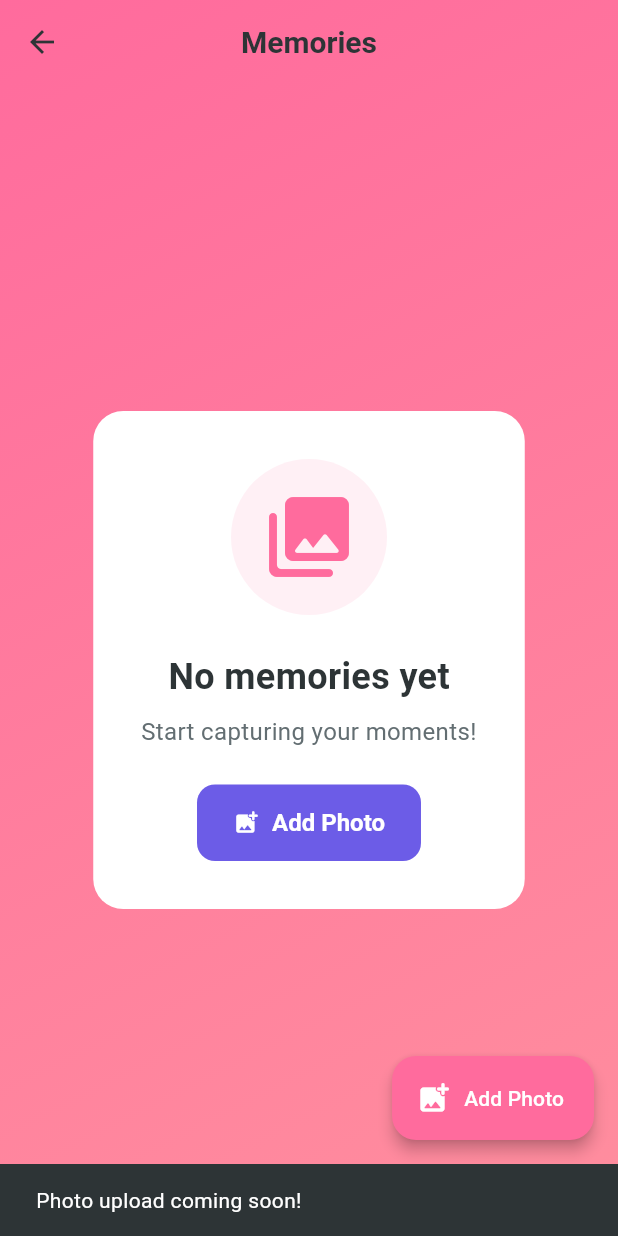
After one commit to fahim-shahriar-alif/Cicle, a Flutter app: the MemoriesScreen screen opened directly, after a tap on "Add Photo", on a phone screen of 412 x 824 dp. The commit adds this screen. Run offline on Flutter 3.47's test engine with Material 3 defaults, Android fonts, the phone set to English and light mode, and no system bars; our stand-ins replace flutter_dotenv, image_picker, supabase_flutter; accounts and stored records are empty; network calls fail.

Commit message:
Add memory vault photo gallery feature

```diff
--- a/lib/core/navigation/main_navigation.dart
+++ b/lib/core/navigation/main_navigation.dart
@@ -3,6 +3,7 @@ import '../../features/home/home_screen.dart';
 import '../../features/circles/presentation/screens/circles_screen.dart';
 import '../../features/chat/presentation/screens/circles_chat_list.dart';
 import '../../features/demands/presentation/screens/demands_screen.dart';
+import '../../features/memories/presentation/screens/memories_screen.dart';
 import '../../features/profile/presentation/screens/profile_screen.dart';
 
 class MainNavigation extends StatefulWidget {
@@ -19,7 +20,7 @@ class _MainNavigationState extends State<MainNavigation> {
     const HomeScreen(),
     const CirclesChatList(),
     const DemandsScreen(),
-    const CirclesScreen(),
+    const MemoriesScreen(),
     const ProfileScreen(),
   ];
 
@@ -62,8 +63,8 @@ class _MainNavigationState extends State<MainNavigation> {
               label: 'Demands',
             ),
             BottomNavigationBarItem(
-              icon: Icon(Icons.groups_rounded),
-              label: 'Circles',
+              icon: Icon(Icons.photo_library_rounded),
+              label: 'Memories',
             ),
             BottomNavigationBarItem(
               icon: Icon(Icons.person_rounded),
--- /dev/null
+++ b/lib/features/memories/data/photo_service.dart
@@ -0,0 +1,187 @@
+import 'dart:io';
+import 'package:supabase_flutter/supabase_flutter.dart';
+import '../domain/models/photo.dart';
+import '../../../core/services/image_service.dart';
+
+class PhotoService {
+  final supabase = Supabase.instance.client;
+  final _imageService = ImageService();
+
+  /// Get photos for a circle
+  Future<List<Photo>> getCirclePhotos(String circleId) async {
+    try {
+      final response = await supabase
+          .from('photos')
+          .select('''
+            *,
+            users!inner(
+              display_name,
+              avatar_url
+            )
+          ''')
+          .eq('circle_id', circleId)
+          .order('taken_at', ascending: false);
+
+      return response.map((data) {
+        final userData = data['users'];
+        return Photo.fromJson({
+          ...data,
+          'uploader_name': userData['display_name'],
+          'uploader_avatar': userData['avatar_url'],
+        });
+      }).toList();
+    } catch (e) {
+      throw Exception('Failed to load photos: $e');
+    }
+  }
+
+  /// Get all photos from user's circles
+  Future<List<Photo>> getUserPhotos() async {
+    try {
+      final userId = supabase.auth.currentUser?.id;
+      if (userId == null) throw Exception('User not authenticated');
+
+      // Get user's circles
+      final circlesResponse = await supabase
+          .from('circle_members')
+          .select('circle_id')
+          .eq('user_id', userId);
+
+      final circleIds = circlesResponse
+          .map((row) => row['circle_id'] as String)
+          .toList();
+
+      if (circleIds.isEmpty) return [];
+
+      // Get photos from those circles
+      final response = await supabase
+          .from('photos')
+          .select('''
+            *,
+            users!inner(
+              display_name,
+              avatar_url
+            )
+          ''')
+          .inFilter('circle_id', circleIds)
+          .order('taken_at', ascending: false);
+
+      return response.map((data) {
+        final userData = data['users'];
+        return Photo.fromJson({
+          ...data,
+          'uploader_name': userData['display_name'],
+          'uploader_avatar': userData['avatar_url'],
+        });
+      }).toList();
+    } catch (e) {
+      throw Exception('Failed to load photos: $e');
+    }
+  }
+
+  /// Upload a photo
+  Future<Photo> uploadPhoto({
+    required File imageFile,
+    required String circleId,
+    String? caption,
+    String? location,
+    DateTime? takenAt,
+  }) async {
+    try {
+      final userId = supabase.auth.currentUser?.id;
+      if (userId == null) throw Exception('User not authenticated');
+
+      // Compress and upload image
+      final imageUrl = await _uploadImageToStorage(imageFile, userId);
+
+      // Create photo record
+      final response = await supabase
+          .from('photos')
+          .insert({
+            'circle_id': circleId,
+            'user_id': userId,
+            'url': imageUrl,
+            'caption': caption,
+            'location': location,
+            'taken_at': (takenAt ?? DateTime.now()).toIso8601String(),
+          })
+          .select()
+          .single();
+
+      return Photo.fromJson(response);
+    } catch (e) {
+      throw Exception('Failed to upload photo: $e');
+    }
+  }
+
+  Future<String> _uploadImageToStorage(File imageFile, String userId) async {
+    try {
+      // Compress the image
+      final compressedImage = await _imageService.compressImage(imageFile);
+
+      // Generate unique filename
+      final timestamp = DateTime.now().millisecondsSinceEpoch;
+      final fileName = 'photo-$timestamp.jpg';
+      final filePath = '$userId/$fileName';
+
+      // Upload to Supabase Storage
+      await supabase.storage.from('photos').uploadBinary(
+            filePath,
+            compressedImage,
+            fileOptions: const FileOptions(
+              contentType: 'image/jpeg',
+              upsert: true,
+            ),
+          );
+
+      // Get public URL
+      final publicUrl = supabase.storage.from('photos').getPublicUrl(filePath);
+
+      return publicUrl;
+    } catch (e) {
+      throw Exception('Failed to upload image: $e');
+    }
+  }
+
+  /// Delete a photo
+  Future<void> deletePhoto(String photoId, String photoUrl) async {
+    try {
+      // Delete from database
+      await supabase.from('photos').delete().eq('id', photoId);
+
+      // Delete from storage
+      await _deleteImageFromStorage(photoUrl);
+    } catch (e) {
+      throw Exception('Failed to delete photo: $e');
+    }
+  }
+
+  Future<void> _deleteImageFromStorage(String photoUrl) async {
+    try {
+      final uri = Uri.parse(photoUrl);
+      final pathSegments = uri.pathSegments;
+
+      final photosIndex = pathSegments.indexOf('photos');
+      if (photosIndex == -1 || photosIndex >= pathSegments.length - 1) {
+        return;
+      }
+
+      final filePath = pathSegments.sublist(photosIndex + 1).join('/');
+      await supabase.storage.from('photos').remove([filePath]);
+    } catch (e) {
+      print('Failed to delete image from storage: $e');
+    }
+  }
+
+  /// Update photo caption
+  Future<void> updateCaption(String photoId, String caption) async {
+    try {
+      await supabase
+          .from('photos')
+          .update({'caption': caption})
+          .eq('id', photoId);
+    } catch (e) {
+      throw Exception('Failed to update caption: $e');
+    }
+  }
+}
--- /dev/null
+++ b/lib/features/memories/domain/models/photo.dart
@@ -0,0 +1,55 @@
+class Photo {
+  final String id;
+  final String circleId;
+  final String userId;
+  final String url;
+  final String? caption;
+  final String? location;
+  final DateTime takenAt;
+  final DateTime createdAt;
+
+  // User details
+  final String? uploaderName;
+  final String? uploaderAvatar;
+
+  Photo({
+    required this.id,
+    required this.circleId,
+    required this.userId,
+    required this.url,
+    this.caption,
+    this.location,
+    required this.takenAt,
+    required this.createdAt,
+    this.uploaderName,
+    this.uploaderAvatar,
+  });
+
+  factory Photo.fromJson(Map<String, dynamic> json) {
+    return Photo(
+      id: json['id'] as String,
+      circleId: json['circle_id'] as String,
+      userId: json['user_id'] as String,
+      url: json['url'] as String,
+      caption: json['caption'] as String?,
+      location: json['location'] as String?,
+      takenAt: DateTime.parse(json['taken_at'] as String),
+      createdAt: DateTime.parse(json['created_at'] as String),
+      uploaderName: json['uploader_name'] as String?,
+      uploaderAvatar: json['uploader_avatar'] as String?,
+    );
+  }
+
+  Map<String, dynamic> toJson() {
+    return {
+      'id': id,
+      'circle_id': circleId,
+      'user_id': userId,
+      'url': url,
+      'caption': caption,
+      'location': location,
+      'taken_at': takenAt.toIso8601String(),
+      'created_at': createdAt.toIso8601String(),
+    };
+  }
+}
--- /dev/null
+++ b/lib/features/memories/presentation/screens/memories_screen.dart
@@ -0,0 +1,387 @@
+import 'package:flutter/material.dart';
+import 'package:image_picker/image_picker.dart';
+import '../../data/photo_service.dart';
+import '../../domain/models/photo.dart';
+import 'package:intl/intl.dart';
+
+class MemoriesScreen extends StatefulWidget {
+  const MemoriesScreen({super.key});
+
+  @override
+  State<MemoriesScreen> createState() => _MemoriesScreenState();
+}
+
+class _MemoriesScreenState extends State<MemoriesScreen> {
+  final _photoService = PhotoService();
+  List<Photo> _photos = [];
+  bool _isLoading = true;
+  String? _error;
+
+  @override
+  void initState() {
+    super.initState();
+    _loadPhotos();
+  }
+
+  Future<void> _loadPhotos() async {
+    try {
+      setState(() {
+        _isLoading = true;
+        _error = null;
+      });
+
+      final photos = await _photoService.getUserPhotos();
+
+      setState(() {
+        _photos = photos;
+        _isLoading = false;
+      });
+    } catch (e) {
+      setState(() {
+        _error = e.toString();
+        _isLoading = false;
+      });
+    }
+  }
+
+  @override
+  Widget build(BuildContext context) {
+    return Scaffold(
+      extendBodyBehindAppBar: true,
+      appBar: AppBar(
+        title: const Text('Memories'),
+        backgroundColor: Colors.transparent,
+        elevation: 0,
+      ),
+      body: Container(
+        decoration: const BoxDecoration(
+          gradient: LinearGradient(
+            colors: [Color(0xFFFF6B9D), Color(0xFFFF8E9E)],
+            begin: Alignment.topLeft,
+            end: Alignment.bottomRight,
+          ),
+        ),
+        child: SafeArea(
+          child: _buildBody(),
+        ),
+      ),
+      floatingActionButton: FloatingActionButton.extended(
+        onPressed: _uploadPhoto,
+        icon: const Icon(Icons.add_photo_alternate_rounded),
+        label: const Text('Add Photo'),
+        backgroundColor: const Color(0xFFFF6B9D),
+      ),
+    );
+  }
+
+  Widget _buildBody() {
+    if (_isLoading) {
+      return const Center(
+        child: CircularProgressIndicator(color: Colors.white),
+      );
+    }
+
+    if (_error != null) {
+      return Center(
+        child: Container(
+          margin: const EdgeInsets.all(24),
+          padding: const EdgeInsets.all(24),
+          decoration: BoxDecoration(
+            color: Colors.white,
+            borderRadius: BorderRadius.circular(20),
+          ),
+          child: Column(
+            mainAxisSize: MainAxisSize.min,
+            children: [
+              const Icon(Icons.error_outline, size: 64, color: Color(0xFFFF6B6B)),
+              const SizedBox(height: 16),
+              const Text(
+                'Unable to load memories',
+                style: TextStyle(
+                  fontSize: 18,
+                  fontWeight: FontWeight.bold,
+                ),
+              ),
+              const SizedBox(height: 8),
+              Text(
+                _error!,
+                textAlign: TextAlign.center,
+                style: const TextStyle(color: Color(0xFF636E72)),
+              ),
+              const SizedBox(height: 16),
+              FilledButton(
+                onPressed: _loadPhotos,
+                child: const Text('Retry'),
+              ),
+            ],
+          ),
+        ),
+      );
+    }
+
+    if (_photos.isEmpty) {
+      return Center(
+        child: Container(
+          margin: const EdgeInsets.all(24),
+          padding: const EdgeInsets.all(32),
+          decoration: BoxDecoration(
+            color: Colors.white,
+            borderRadius: BorderRadius.circular(20),
+          ),
+          child: Column(
+            mainAxisSize: MainAxisSize.min,
+            children: [
+              Container(
+                padding: const EdgeInsets.all(20),
+                decoration: BoxDecoration(
+                  color: const Color(0xFFFF6B9D).withOpacity(0.1),
+                  shape: BoxShape.circle,
+                ),
+                child: const Icon(
+                  Icons.photo_library_rounded,
+                  size: 64,
+                  color: Color(0xFFFF6B9D),
+                ),
+              ),
+              const SizedBox(height: 24),
+              const Text(
+                'No memories yet',
+                style: TextStyle(
+                  fontSize: 24,
+                  fontWeight: FontWeight.bold,
+                ),
+              ),
+              const SizedBox(height: 8),
+              const Text(
+                'Start capturing your moments!',
+                textAlign: TextAlign.center,
+                style: TextStyle(
+                  color: Color(0xFF636E72),
+                  fontSize: 16,
+                ),
+              ),
+              const SizedBox(height: 24),
+              FilledButton.icon(
+                onPressed: _uploadPhoto,
+                icon: const Icon(Icons.add_photo_alternate_rounded),
+                label: const Text('Add Photo'),
+              ),
+            ],
+          ),
+        ),
+      );
+    }
+
+    return RefreshIndicator(
+      onRefresh: _loadPhotos,
+      color: const Color(0xFFFF6B9D),
+      child: GridView.builder(
+        padding: const EdgeInsets.all(8),
+        gridDelegate: const SliverGridDelegateWithFixedCrossAxisCount(
+          crossAxisCount: 3,
+          crossAxisSpacing: 8,
+          mainAxisSpacing: 8,
+        ),
+        itemCount: _photos.length,
+        itemBuilder: (context, index) {
+          return _buildPhotoTile(_photos[index]);
+        },
+      ),
+    );
+  }
+
+  Widget _buildPhotoTile(Photo photo) {
+    return GestureDetector(
+      onTap: () => _showPhotoDetail(photo),
+      child: Container(
+        decoration: BoxDecoration(
+          borderRadius: BorderRadius.circular(12),
+          boxShadow: [
+            BoxShadow(
+              color: Colors.black.withOpacity(0.1),
+              blurRadius: 5,
+              offset: const Offset(0, 2),
+            ),
+          ],
+        ),
+        child: ClipRRect(
+          borderRadius: BorderRadius.circular(12),
+          child: Stack(
+            fit: StackFit.expand,
+            children: [
+              Image.network(
+                photo.url,
+                fit: BoxFit.cover,
+                loadingBuilder: (context, child, loadingProgress) {
+                  if (loadingProgress == null) return child;
+                  return Container(
+                    color: Colors.white,
+                    child: const Center(
+                      child: CircularProgressIndicator(),
+                    ),
+                  );
+                },
+                errorBuilder: (context, error, stackTrace) {
+                  return Container(
+                    color: Colors.grey[300],
+                    child: const Icon(Icons.broken_image, size: 40),
+                  );
+                },
+              ),
+              if (photo.caption != null)
+                Positioned(
+                  bottom: 0,
+                  left: 0,
+                  right: 0,
+                  child: Container(
+                    padding: const EdgeInsets.all(8),
+                    decoration: BoxDecoration(
+                      gradient: LinearGradient(
+                        begin: Alignment.topCenter,
+                        end: Alignment.bottomCenter,
+                        colors: [
+                          Colors.transparent,
+                          Colors.black.withOpacity(0.7),
+                        ],
+                      ),
+                    ),
+                    child: Text(
+                      photo.caption!,
+                      maxLines: 1,
+                      overflow: TextOverflow.ellipsis,
+                      style: const TextStyle(
+                        color: Colors.white,
+                        fontSize: 10,
+                        fontWeight: FontWeight.w500,
+                      ),
+                    ),
+                  ),
+                ),
+            ],
+          ),
+        ),
+      ),
+    );
+  }
+
+  void _showPhotoDetail(Photo photo) {
+    showModalBottomSheet(
+      context: context,
+      isScrollControlled: true,
+      backgroundColor: Colors.transparent,
+      builder: (context) => DraggableScrollableSheet(
+        initialChildSize: 0.9,
+        minChildSize: 0.5,
+        maxChildSize: 0.95,
+        builder: (context, scrollController) => Container(
+          decoration: const BoxDecoration(
+            color: Colors.white,
+            borderRadius: BorderRadius.vertical(top: Radius.circular(20)),
+          ),
+          child: Column(
+            children: [
+              Container(
+                margin: const EdgeInsets.symmetric(vertical: 12),
+                width: 40,
+                height: 4,
+                decoration: BoxDecoration(
+                  color: Colors.grey[300],
+                  borderRadius: BorderRadius.circular(2),
+                ),
+              ),
+              Expanded(
+                child: SingleChildScrollView(
+                  controller: scrollController,
+                  child: Column(
+                    crossAxisAlignment: CrossAxisAlignment.start,
+                    children: [
+                      ClipRRect(
+                        borderRadius: BorderRadius.circular(12),
+                        child: Image.network(
+                          photo.url,
+                          width: double.infinity,
+                          fit: BoxFit.cover,
+                        ),
+                      ),
+                      Padding(
+                        padding: const EdgeInsets.all(20),
+                        child: Column(
+                          crossAxisAlignment: CrossAxisAlignment.start,
+                          children: [
+                            if (photo.caption != null) ...[
+                              Text(
+                                photo.caption!,
+                                style: const TextStyle(
+                                  fontSize: 18,
+                                  fontWeight: FontWeight.bold,
+                                ),
+                              ),
+                              const SizedBox(height: 12),
+                            ],
+                            Row(
+                              children: [
+                                const Icon(Icons.calendar_today, size: 16),
+                                const SizedBox(width: 8),
+                                Text(
+                                  DateFormat('MMMM d, yyyy').format(photo.takenAt),
+                                  style: const TextStyle(color: Color(0xFF636E72)),
+                                ),
+                              ],
+                            ),
+                            if (photo.location != null) ...[
+                              const SizedBox(height: 8),
+                              Row(
+                                children: [
+                                  const Icon(Icons.location_on, size: 16),
+                                  const SizedBox(width: 8),
+                                  Text(
+                                    photo.location!,
+                                    style: const TextStyle(color: Color(0xFF636E72)),
+                                  ),
+                                ],
+                              ),
+                            ],
+                            if (photo.uploaderName != null) ...[
+                              const SizedBox(height: 12),
+                              Row(
+                                children: [
+                                  CircleAvatar(
+                                    radius: 16,
+                                    backgroundImage: photo.uploaderAvatar != null
+                                        ? NetworkImage(photo.uploaderAvatar!)
+                                        : null,
+                                    child: photo.uploaderAvatar == null
+                                        ? Text(
+                                            photo.uploaderName!.substring(0, 1),
+                                            style: const TextStyle(fontSize: 12),
+                                          )
+                                        : null,
+                                  ),
+                                  const SizedBox(width: 8),
+                                  Text(
+                                    'Uploaded by ${photo.uploaderName}',
+                                    style: const TextStyle(color: Color(0xFF636E72)),
+                                  ),
+                                ],
+                              ),
+                            ],
+                          ],
+                        ),
+                      ),
+                    ],
+                  ),
+                ),
+              ),
+            ],
+          ),
+        ),
+      ),
+    );
+  }
+
+  Future<void> _uploadPhoto() async {
+    ScaffoldMessenger.of(context).showSnackBar(
+      const SnackBar(content: Text('Photo upload coming soon!')),
+    );
+  }
+}
```
